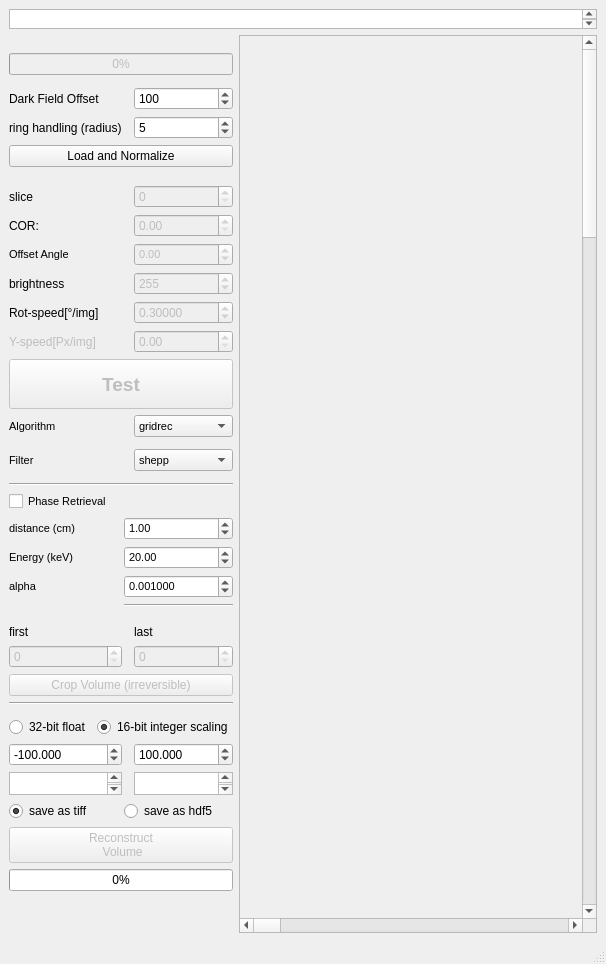
First picture: the form in BAMline_on_the_fly_CT/on_the_fly_CT_reco_hdf.ui, repository HMarkoetter/BAMline_CT_preview_RECO, before the edit.
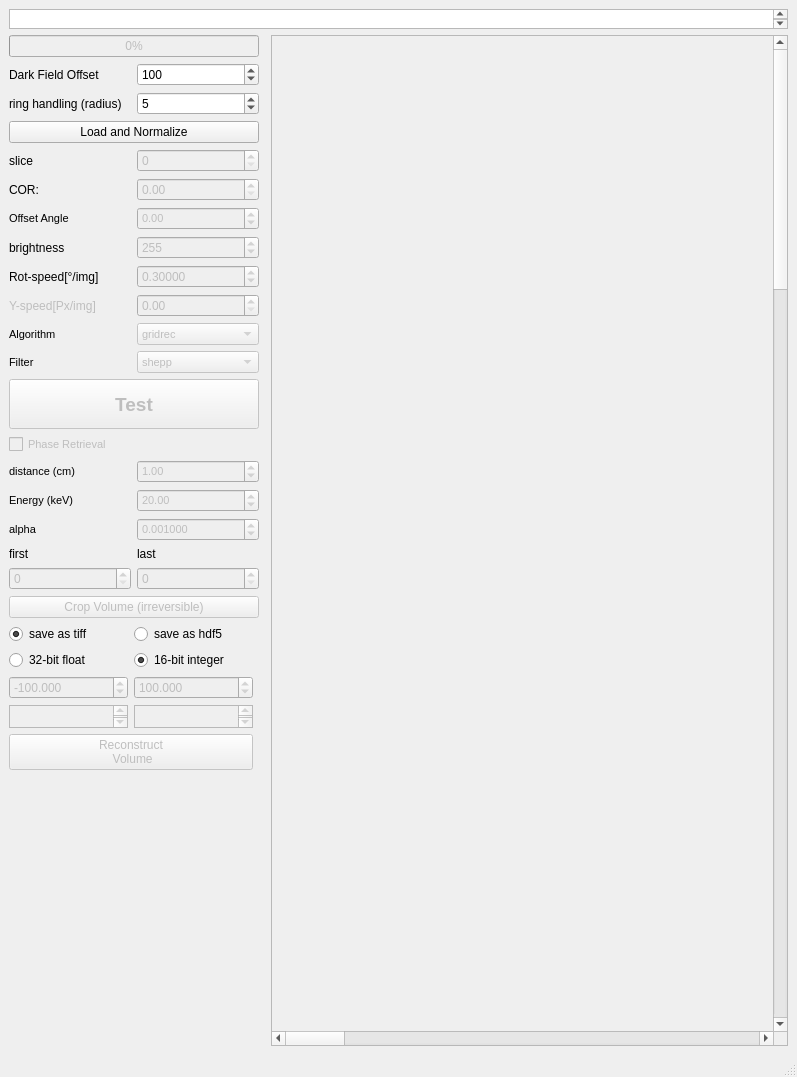
Second picture: the form after the edit.

Diff of the .ui file:
```diff
--- a/BAMline_on_the_fly_CT/on_the_fly_CT_reco_hdf.ui
+++ b/BAMline_on_the_fly_CT/on_the_fly_CT_reco_hdf.ui
@@ -6,8 +6,8 @@
    <rect>
     <x>0</x>
     <y>0</y>
-    <width>606</width>
-    <height>960</height>
+    <width>797</width>
+    <height>878</height>
    </rect>
   </property>
   <property name="windowTitle">
@@ -15,14 +15,101 @@
   </property>
   <widget class="QWidget" name="centralwidget">
    <layout class="QGridLayout" name="gridLayout">
-    <item row="31" column="0" colspan="3">
-     <widget class="Line" name="line">
-      <property name="orientation">
-       <enum>Qt::Horizontal</enum>
+    <item row="0" column="0" colspan="4">
+     <widget class="QTextBrowser" name="Sample">
+      <property name="maximumSize">
+       <size>
+        <width>16777215</width>
+        <height>20</height>
+       </size>
       </property>
      </widget>
     </item>
-    <item row="15" column="2">
+    <item row="1" column="0" colspan="2">
+     <layout class="QVBoxLayout" name="verticalLayout">
+      <item>
+       <widget class="QProgressBar" name="progressBar">
+        <property name="enabled">
+         <bool>false</bool>
+        </property>
+        <property name="value">
+         <number>0</number>
+        </property>
+       </widget>
+      </item>
+      <item>
+       <layout class="QGridLayout" name="gridLayout_3">
+        <item row="3" column="1">
+         <widget class="QSpinBox" name="slice_number">
+          <property name="enabled">
+           <bool>false</bool>
+          </property>
+          <property name="maximum">
+           <number>5000</number>
+          </property>
+          <property name="value">
+           <number>0</number>
+          </property>
+         </widget>
+        </item>
+        <item row="5" column="0">
+         <widget class="QLabel" name="label_9">
+          <property name="font">
+           <font>
+            <pointsize>8</pointsize>
+            <weight>50</weight>
+            <bold>false</bold>
+           </font>
+          </property>
+          <property name="text">
+           <string>Offset Angle</string>
+          </property>
+         </widget>
+        </item>
+        <item row="10" column="0">
+         <widget class="QLabel" name="label_16">
+          <property name="font">
+           <font>
+            <pointsize>8</pointsize>
+            <weight>50</weight>
+            <bold>false</bold>
+           </font>
+          </property>
+          <property name="text">
+           <string>Filter</string>
+          </property>
+         </widget>
+        </item>
+        <item row="4" column="1">
+         <widget class="QDoubleSpinBox" name="COR">
+          <property name="enabled">
+           <bool>false</bool>
+          </property>
+          <property name="font">
+           <font>
+            <weight>50</weight>
+            <bold>false</bold>
+           </font>
+          </property>
+          <property name="maximum">
+           <double>5000.000000000000000</double>
+          </property>
+          <property name="singleStep">
+           <double>0.250000000000000</double>
+          </property>
+          <property name="value">
+           <double>0.000000000000000</double>
+          </property>
+         </widget>
+        </item>
+        <item row="0" column="0">
+         <widget class="QLabel" name="label_10">
+          <property name="text">
+           <string>Dark Field Offset</string>
+          </property>
+         </widget>
+        </item>
+        <item row="5" column="1">
      <widget class="QDoubleSpinBox" name="Offset_Angle">
       <property name="enabled">
        <bool>false</bool>
@@ -45,7 +132,7 @@
       </property>
      </widget>
     </item>
-    <item row="20" column="0">
+        <item row="9" column="0">
      <widget class="QLabel" name="label_15">
       <property name="font">
        <font>
@@ -59,68 +146,42 @@
       </property>
      </widget>
     </item>
-    <item row="16" column="0">
+        <item row="3" column="0">
+         <widget class="QLabel" name="label_2">
+          <property name="text">
+           <string>slice</string>
+          </property>
+         </widget>
+        </item>
+        <item row="6" column="0">
      <widget class="QLabel" name="label_7">
       <property name="text">
        <string>brightness</string>
       </property>
      </widget>
     </item>
-    <item row="29" column="0">
-     <widget class="QSpinBox" name="spinBox_first">
-      <property name="enabled">
-       <bool>false</bool>
-      </property>
+        <item row="4" column="0">
+         <widget class="QLabel" name="label_3">
+          <property name="text">
+           <string>COR:</string>
+          </property>
+         </widget>
+        </item>
+        <item row="0" column="1">
+         <widget class="QSpinBox" name="spinBox_DF">
       <property name="maximum">
-       <number>999999</number>
-      </property>
-     </widget>
-    </item>
-    <item row="35" column="0">
-     <widget class="QTextBrowser" name="min">
-      <property name="maximumSize">
-       <size>
-        <width>119</width>
-        <height>23</height>
-       </size>
+           <number>65535</number>
+          </property>
+          <property name="value">
+           <number>100</number>
       </property>
      </widget>
     </item>
-    <item row="45" column="0">
-     <spacer name="verticalSpacer">
-      <property name="orientation">
-       <enum>Qt::Vertical</enum>
-      </property>
-      <property name="sizeHint" stdset="0">
-       <size>
-        <width>20</width>
-        <height>40</height>
-       </size>
-      </property>
-     </spacer>
-    </item>
-    <item row="18" column="0">
-     <widget class="QLabel" name="label_4">
+        <item row="10" column="1">
+         <widget class="QComboBox" name="filter_list">
       <property name="enabled">
        <bool>false</bool>
       </property>
-      <property name="text">
-       <string>Y-speed[Px/img]</string>
-      </property>
-     </widget>
-    </item>
-    <item row="30" column="0" colspan="3">
-     <widget class="QPushButton" name="push_Crop_volume">
-      <property name="enabled">
-       <bool>false</bool>
-      </property>
-      <property name="text">
-       <string>Crop Volume (irreversible)</string>
-      </property>
-     </widget>
-    </item>
-    <item row="15" column="0">
-     <widget class="QLabel" name="label_9">
       <property name="font">
        <font>
         <pointsize>8</pointsize>
@@ -128,56 +189,89 @@
         <bold>false</bold>
        </font>
       </property>
+          <item>
       <property name="text">
-       <string>Offset Angle</string>
-      </property>
-     </widget>
-    </item>
-    <item row="34" column="2">
-     <widget class="QDoubleSpinBox" name="int_high">
+            <string>shepp</string>
+           </property>
+          </item>
+          <item>
+           <property name="text">
+            <string>ramlak</string>
+           </property>
+          </item>
+          <item>
+           <property name="text">
+            <string>hann</string>
+           </property>
+          </item>
+          <item>
+           <property name="text">
+            <string>hamming</string>
+           </property>
+          </item>
+          <item>
+           <property name="text">
+            <string>parzen</string>
+           </property>
+          </item>
+          <item>
+           <property name="text">
+            <string>butterworth</string>
+           </property>
+          </item>
+          <item>
+           <property name="text">
+            <string>cosine</string>
+           </property>
+          </item>
+          <item>
+           <property name="text">
+            <string>none</string>
+           </property>
+          </item>
+         </widget>
+        </item>
+        <item row="2" column="0" colspan="2">
+         <widget class="QPushButton" name="pushLoad">
+          <property name="text">
+           <string>Load and Normalize</string>
+          </property>
+         </widget>
+        </item>
+        <item row="7" column="1">
+         <widget class="QDoubleSpinBox" name="speed_W">
+          <property name="enabled">
+           <bool>false</bool>
+          </property>
       <property name="decimals">
-       <number>3</number>
-      </property>
-      <property name="minimum">
-       <double>-65535.000000000000000</double>
+           <number>5</number>
+          </property>
+          <property name="singleStep">
+           <double>0.000100000000000</double>
+          </property>
+          <property name="value">
+           <double>0.300000000000000</double>
+          </property>
+         </widget>
+        </item>
+        <item row="6" column="1">
+         <widget class="QSpinBox" name="brightness">
+          <property name="enabled">
+           <bool>false</bool>
       </property>
       <property name="maximum">
-       <double>65535.000000000000000</double>
+           <number>640000</number>
       </property>
       <property name="value">
-       <double>100.000000000000000</double>
+           <number>255</number>
       </property>
      </widget>
     </item>
-    <item row="33" column="0" colspan="3">
-     <layout class="QHBoxLayout" name="horizontalLayout_2">
-      <item>
-       <widget class="QRadioButton" name="radioButton_32bit_float">
-        <property name="text">
-         <string>32-bit float</string>
-        </property>
-        <attribute name="buttonGroup">
-         <string notr="true">buttonGroup16_32bit</string>
-        </attribute>
-       </widget>
-      </item>
-      <item>
-       <widget class="QRadioButton" name="radioButton_16bit_integer">
-        <property name="text">
-         <string>16-bit integer scaling</string>
-        </property>
-        <property name="checked">
-         <bool>true</bool>
-        </property>
-        <attribute name="buttonGroup">
-         <string notr="true">buttonGroup16_32bit</string>
-        </attribute>
-       </widget>
-      </item>
-     </layout>
-    </item>
-    <item row="20" column="2">
+        <item row="9" column="1">
      <widget class="QComboBox" name="algorithm_list">
+          <property name="enabled">
+           <bool>false</bool>
+          </property>
       <property name="font">
        <font>
         <pointsize>8</pointsize>
@@ -262,117 +356,264 @@
       </item>
      </widget>
     </item>
-    <item row="9" column="0" rowspan="2" colspan="3">
-     <widget class="QPushButton" name="pushLoad">
-      <property name="text">
-       <string>Load and Normalize</string>
-      </property>
-     </widget>
-    </item>
-    <item row="16" column="2">
-     <widget class="QSpinBox" name="brightness">
+        <item row="8" column="0">
+         <widget class="QLabel" name="label_4">
       <property name="enabled">
        <bool>false</bool>
       </property>
-      <property name="maximum">
-       <number>640000</number>
-      </property>
-      <property name="value">
-       <number>255</number>
-      </property>
-     </widget>
-    </item>
-    <item row="22" column="0">
-     <widget class="QLabel" name="label_16">
-      <property name="font">
-       <font>
-        <pointsize>8</pointsize>
-        <weight>50</weight>
-        <bold>false</bold>
-       </font>
-      </property>
       <property name="text">
-       <string>Filter</string>
+           <string>Y-speed[Px/img]</string>
       </property>
      </widget>
     </item>
-    <item row="35" column="2">
-     <widget class="QTextBrowser" name="max">
-      <property name="maximumSize">
-       <size>
-        <width>119</width>
-        <height>23</height>
-       </size>
-      </property>
-     </widget>
-    </item>
-    <item row="13" column="0">
-     <widget class="QLabel" name="label_2">
-      <property name="text">
-       <string>slice</string>
-      </property>
-     </widget>
-    </item>
-    <item row="17" column="2">
-     <widget class="QDoubleSpinBox" name="speed_W">
+        <item row="8" column="1">
+         <widget class="QDoubleSpinBox" name="speed_Y">
       <property name="enabled">
        <bool>false</bool>
       </property>
-      <property name="decimals">
-       <number>5</number>
-      </property>
-      <property name="singleStep">
-       <double>0.000100000000000</double>
-      </property>
-      <property name="value">
-       <double>0.300000000000000</double>
-      </property>
-     </widget>
-    </item>
-    <item row="17" column="0">
+         </widget>
+        </item>
+        <item row="7" column="0">
      <widget class="QLabel" name="label">
       <property name="text">
        <string>Rot-speed[°/img]</string>
       </property>
      </widget>
     </item>
-    <item row="5" column="0" colspan="3">
-     <widget class="QProgressBar" name="progressBar">
+        <item row="1" column="0">
+         <widget class="QLabel" name="label_8">
+          <property name="text">
+           <string>ring handling (radius)</string>
+          </property>
+         </widget>
+        </item>
+        <item row="1" column="1">
+         <widget class="QSpinBox" name="spinBox_ringradius">
       <property name="enabled">
+           <bool>true</bool>
+          </property>
+          <property name="maximum">
+           <number>65535</number>
+          </property>
+          <property name="value">
+           <number>5</number>
+          </property>
+         </widget>
+        </item>
+       </layout>
+      </item>
+      <item>
+       <widget class="QPushButton" name="pushReconstruct">
+        <property name="enabled">
        <bool>false</bool>
       </property>
+        <property name="minimumSize">
+         <size>
+          <width>0</width>
+          <height>50</height>
+         </size>
+        </property>
+        <property name="font">
+         <font>
+          <pointsize>14</pointsize>
+          <weight>75</weight>
+          <bold>true</bold>
+         </font>
+        </property>
+        <property name="text">
+         <string>Test</string>
+        </property>
+       </widget>
+      </item>
+      <item>
+       <layout class="QGridLayout" name="gridLayout_8">
+        <item row="2" column="0">
+         <widget class="QLabel" name="label_Energy_2">
+          <property name="enabled">
+           <bool>true</bool>
+          </property>
+          <property name="font">
+           <font>
+            <pointsize>8</pointsize>
+            <weight>50</weight>
+            <bold>false</bold>
+           </font>
+          </property>
+          <property name="text">
+           <string>Energy (keV)</string>
+          </property>
+         </widget>
+        </item>
+        <item row="3" column="1">
+         <widget class="QDoubleSpinBox" name="doubleSpinBox_alpha_2">
+          <property name="enabled">
+           <bool>false</bool>
+          </property>
+          <property name="font">
+           <font>
+            <pointsize>8</pointsize>
+            <weight>50</weight>
+            <bold>false</bold>
+           </font>
+          </property>
+          <property name="decimals">
+           <number>6</number>
+          </property>
+          <property name="singleStep">
+           <double>0.000100000000000</double>
+          </property>
       <property name="value">
-       <number>0</number>
+           <double>0.001000000000000</double>
       </property>
      </widget>
     </item>
-    <item row="28" column="2">
+        <item row="0" column="0" colspan="2">
+         <widget class="QCheckBox" name="checkBox_phase_2">
+          <property name="enabled">
+           <bool>false</bool>
+          </property>
+          <property name="font">
+           <font>
+            <pointsize>8</pointsize>
+            <weight>50</weight>
+            <bold>false</bold>
+           </font>
+          </property>
+          <property name="text">
+           <string>Phase Retrieval</string>
+          </property>
+         </widget>
+        </item>
+        <item row="3" column="0">
+         <widget class="QLabel" name="label_alpha_2">
+          <property name="enabled">
+           <bool>true</bool>
+          </property>
+          <property name="font">
+           <font>
+            <pointsize>8</pointsize>
+            <weight>50</weight>
+            <bold>false</bold>
+           </font>
+          </property>
+          <property name="text">
+           <string>alpha</string>
+          </property>
+         </widget>
+        </item>
+        <item row="2" column="1">
+         <widget class="QDoubleSpinBox" name="doubleSpinBox_Energy_2">
+          <property name="enabled">
+           <bool>false</bool>
+          </property>
+          <property name="font">
+           <font>
+            <pointsize>8</pointsize>
+            <weight>50</weight>
+            <bold>false</bold>
+           </font>
+          </property>
+          <property name="minimum">
+           <double>1.000000000000000</double>
+          </property>
+          <property name="maximum">
+           <double>100.000000000000000</double>
+          </property>
+          <property name="value">
+           <double>20.000000000000000</double>
+          </property>
+         </widget>
+        </item>
+        <item row="1" column="0">
+         <widget class="QLabel" name="label_distance_2">
+          <property name="enabled">
+           <bool>true</bool>
+          </property>
+          <property name="font">
+           <font>
+            <pointsize>8</pointsize>
+            <weight>50</weight>
+            <bold>false</bold>
+           </font>
+          </property>
+          <property name="text">
+           <string>distance (cm)</string>
+          </property>
+         </widget>
+        </item>
+        <item row="1" column="1">
+         <widget class="QDoubleSpinBox" name="doubleSpinBox_distance_2">
+          <property name="enabled">
+           <bool>false</bool>
+          </property>
+          <property name="font">
+           <font>
+            <pointsize>8</pointsize>
+            <weight>50</weight>
+            <bold>false</bold>
+           </font>
+          </property>
+          <property name="maximum">
+           <double>5000.000000000000000</double>
+          </property>
+          <property name="value">
+           <double>1.000000000000000</double>
+          </property>
+         </widget>
+        </item>
+       </layout>
+      </item>
+     </layout>
+    </item>
+    <item row="2" column="0" colspan="2">
+     <layout class="QGridLayout" name="gridLayout_5">
+      <item row="1" column="0">
+       <widget class="QSpinBox" name="spinBox_first">
+        <property name="enabled">
+         <bool>false</bool>
+        </property>
+        <property name="maximum">
+         <number>999999</number>
+        </property>
+       </widget>
+      </item>
+      <item row="1" column="1">
+       <widget class="QSpinBox" name="spinBox_last">
+        <property name="enabled">
+         <bool>false</bool>
+        </property>
+        <property name="maximum">
+         <number>999999</number>
+        </property>
+       </widget>
+      </item>
+      <item row="0" column="0">
+       <widget class="QLabel" name="label_5">
+        <property name="text">
+         <string>first</string>
+        </property>
+       </widget>
+      </item>
+      <item row="0" column="1">
      <widget class="QLabel" name="label_6">
       <property name="text">
        <string>last</string>
       </property>
      </widget>
     </item>
-    <item row="34" column="0">
-     <widget class="QDoubleSpinBox" name="int_low">
+      <item row="2" column="0" colspan="2">
+       <widget class="QPushButton" name="push_Crop_volume">
       <property name="enabled">
-       <bool>true</bool>
-      </property>
-      <property name="decimals">
-       <number>3</number>
-      </property>
-      <property name="minimum">
-       <double>-65535.000000000000000</double>
-      </property>
-      <property name="maximum">
-       <double>65535.000000000000000</double>
-      </property>
-      <property name="value">
-       <double>-100.000000000000000</double>
+         <bool>false</bool>
+        </property>
+        <property name="text">
+         <string>Crop Volume (irreversible)</string>
       </property>
      </widget>
     </item>
-    <item row="2" column="3" rowspan="44">
+     </layout>
+    </item>
+    <item row="1" column="3" rowspan="49">
      <widget class="QScrollArea" name="scrollArea_3">
       <property name="enabled">
        <bool>true</bool>
@@ -449,348 +690,32 @@
       </widget>
      </widget>
     </item>
-    <item row="28" column="0">
-     <widget class="QLabel" name="label_5">
-      <property name="text">
-       <string>first</string>
-      </property>
-     </widget>
-    </item>
-    <item row="19" column="0" colspan="3">
-     <widget class="QPushButton" name="pushReconstruct">
-      <property name="enabled">
-       <bool>false</bool>
-      </property>
-      <property name="minimumSize">
-       <size>
-        <width>0</width>
-        <height>50</height>
-       </size>
-      </property>
-      <property name="font">
-       <font>
-        <pointsize>14</pointsize>
-        <weight>75</weight>
-        <bold>true</bold>
-       </font>
-      </property>
-      <property name="text">
-       <string>Test</string>
-      </property>
-     </widget>
-    </item>
-    <item row="14" column="0">
-     <widget class="QLabel" name="label_3">
-      <property name="text">
-       <string>COR:</string>
-      </property>
-     </widget>
-    </item>
-    <item row="25" column="0" colspan="3">
-     <layout class="QGridLayout" name="gridLayout_8">
-      <item row="1" column="0">
-       <widget class="QLabel" name="label_distance_2">
-        <property name="enabled">
-         <bool>true</bool>
-        </property>
-        <property name="font">
-         <font>
-          <pointsize>8</pointsize>
-          <weight>50</weight>
-          <bold>false</bold>
-         </font>
-        </property>
-        <property name="text">
-         <string>distance (cm)</string>
-        </property>
-       </widget>
-      </item>
       <item row="3" column="0">
-       <widget class="QLabel" name="label_alpha_2">
-        <property name="enabled">
-         <bool>true</bool>
-        </property>
-        <property name="font">
-         <font>
-          <pointsize>8</pointsize>
-          <weight>50</weight>
-          <bold>false</bold>
-         </font>
-        </property>
-        <property name="text">
-         <string>alpha</string>
-        </property>
-       </widget>
-      </item>
+     <layout class="QGridLayout" name="gridLayout_6">
       <item row="3" column="1">
-       <widget class="QDoubleSpinBox" name="doubleSpinBox_alpha_2">
+       <widget class="QTextBrowser" name="max">
         <property name="enabled">
-         <bool>true</bool>
-        </property>
-        <property name="font">
-         <font>
-          <pointsize>8</pointsize>
-          <weight>50</weight>
-          <bold>false</bold>
-         </font>
-        </property>
-        <property name="decimals">
-         <number>6</number>
-        </property>
-        <property name="singleStep">
-         <double>0.000100000000000</double>
-        </property>
-        <property name="value">
-         <double>0.001000000000000</double>
-        </property>
-       </widget>
-      </item>
-      <item row="2" column="0">
-       <widget class="QLabel" name="label_Energy_2">
-        <property name="enabled">
-         <bool>true</bool>
-        </property>
-        <property name="font">
-         <font>
-          <pointsize>8</pointsize>
-          <weight>50</weight>
-          <bold>false</bold>
-         </font>
-        </property>
-        <property name="text">
-         <string>Energy (keV)</string>
-        </property>
-       </widget>
-      </item>
-      <item row="0" column="0" colspan="2">
-       <widget class="QCheckBox" name="checkBox_phase_2">
-        <property name="enabled">
-         <bool>true</bool>
-        </property>
-        <property name="font">
-         <font>
-          <pointsize>8</pointsize>
-          <weight>50</weight>
-          <bold>false</bold>
-         </font>
-        </property>
-        <property name="text">
-         <string>Phase Retrieval</string>
-        </property>
-       </widget>
-      </item>
-      <item row="2" column="1">
-       <widget class="QDoubleSpinBox" name="doubleSpinBox_Energy_2">
-        <property name="enabled">
-         <bool>true</bool>
-        </property>
-        <property name="font">
-         <font>
-          <pointsize>8</pointsize>
-          <weight>50</weight>
-          <bold>false</bold>
-         </font>
-        </property>
-        <property name="minimum">
-         <double>1.000000000000000</double>
-        </property>
-        <property name="maximum">
-         <double>100.000000000000000</double>
-        </property>
-        <property name="value">
-         <double>20.000000000000000</double>
-        </property>
-       </widget>
-      </item>
-      <item row="1" column="1">
-       <widget class="QDoubleSpinBox" name="doubleSpinBox_distance_2">
-        <property name="enabled">
-         <bool>true</bool>
-        </property>
-        <property name="font">
-         <font>
-          <pointsize>8</pointsize>
-          <weight>50</weight>
-          <bold>false</bold>
-         </font>
-        </property>
-        <property name="maximum">
-         <double>5000.000000000000000</double>
-        </property>
-        <property name="value">
-         <double>1.000000000000000</double>
-        </property>
-       </widget>
-      </item>
-      <item row="4" column="1">
-       <widget class="Line" name="line_9">
-        <property name="orientation">
-         <enum>Qt::Horizontal</enum>
-        </property>
-       </widget>
-      </item>
-     </layout>
-    </item>
-    <item row="29" column="2">
-     <widget class="QSpinBox" name="spinBox_last">
-      <property name="enabled">
        <bool>false</bool>
       </property>
-      <property name="maximum">
-       <number>999999</number>
-      </property>
-     </widget>
-    </item>
-    <item row="13" column="2">
-     <widget class="QSpinBox" name="slice_number">
-      <property name="enabled">
-       <bool>false</bool>
-      </property>
-      <property name="maximum">
-       <number>5000</number>
-      </property>
-      <property name="value">
-       <number>0</number>
-      </property>
-     </widget>
-    </item>
-    <item row="18" column="2">
-     <widget class="QDoubleSpinBox" name="speed_Y">
-      <property name="enabled">
-       <bool>false</bool>
-      </property>
-     </widget>
-    </item>
-    <item row="0" column="0" colspan="4">
-     <widget class="QTextBrowser" name="Sample">
       <property name="maximumSize">
        <size>
-        <width>16777215</width>
-        <height>20</height>
+          <width>119</width>
+          <height>23</height>
        </size>
       </property>
      </widget>
     </item>
-    <item row="8" column="0">
-     <widget class="QLabel" name="label_8">
+      <item row="1" column="0">
+       <widget class="QRadioButton" name="radioButton_32bit_float">
       <property name="text">
-       <string>ring handling (radius)</string>
-      </property>
-     </widget>
-    </item>
-    <item row="7" column="0">
-     <widget class="QLabel" name="label_10">
-      <property name="text">
-       <string>Dark Field Offset</string>
-      </property>
-     </widget>
-    </item>
-    <item row="24" column="0" colspan="3">
-     <widget class="Line" name="line_2">
-      <property name="orientation">
-       <enum>Qt::Horizontal</enum>
-      </property>
-     </widget>
-    </item>
-    <item row="22" column="2">
-     <widget class="QComboBox" name="filter_list">
-      <property name="font">
-       <font>
-        <pointsize>8</pointsize>
-        <weight>50</weight>
-        <bold>false</bold>
-       </font>
-      </property>
-      <item>
-       <property name="text">
-        <string>shepp</string>
-       </property>
-      </item>
-      <item>
-       <property name="text">
-        <string>ramlak</string>
-       </property>
-      </item>
-      <item>
-       <property name="text">
-        <string>hann</string>
-       </property>
-      </item>
-      <item>
-       <property name="text">
-        <string>hamming</string>
-       </property>
-      </item>
-      <item>
-       <property name="text">
-        <string>parzen</string>
-       </property>
-      </item>
-      <item>
-       <property name="text">
-        <string>butterworth</string>
-       </property>
-      </item>
-      <item>
-       <property name="text">
-        <string>cosine</string>
-       </property>
-      </item>
-      <item>
-       <property name="text">
-        <string>none</string>
-       </property>
-      </item>
-     </widget>
-    </item>
-    <item row="7" column="2">
-     <widget class="QSpinBox" name="spinBox_DF">
-      <property name="maximum">
-       <number>65535</number>
-      </property>
-      <property name="value">
-       <number>100</number>
-      </property>
-     </widget>
-    </item>
-    <item row="14" column="2">
-     <widget class="QDoubleSpinBox" name="COR">
-      <property name="enabled">
-       <bool>false</bool>
-      </property>
-      <property name="font">
-       <font>
-        <weight>50</weight>
-        <bold>false</bold>
-       </font>
-      </property>
-      <property name="maximum">
-       <double>5000.000000000000000</double>
-      </property>
-      <property name="singleStep">
-       <double>0.250000000000000</double>
-      </property>
-      <property name="value">
-       <double>0.000000000000000</double>
-      </property>
-     </widget>
-    </item>
-    <item row="8" column="2">
-     <widget class="QSpinBox" name="spinBox_ringradius">
-      <property name="enabled">
-       <bool>true</bool>
-      </property>
-      <property name="maximum">
-       <number>65535</number>
-      </property>
-      <property name="value">
-       <number>5</number>
-      </property>
-     </widget>
-    </item>
-    <item row="36" column="0" colspan="3">
-     <layout class="QHBoxLayout" name="horizontalLayout">
-      <item>
+         <string>32-bit float</string>
+        </property>
+        <attribute name="buttonGroup">
+         <string notr="true">buttonGroup16_32bit</string>
+        </attribute>
+       </widget>
+      </item>
+      <item row="0" column="0">
        <widget class="QRadioButton" name="save_tiff">
         <property name="text">
          <string>save as tiff</string>
@@ -803,7 +728,39 @@
         </attribute>
        </widget>
       </item>
-      <item>
+      <item row="2" column="1">
+       <widget class="QDoubleSpinBox" name="int_high">
+        <property name="enabled">
+         <bool>false</bool>
+        </property>
+        <property name="decimals">
+         <number>3</number>
+        </property>
+        <property name="minimum">
+         <double>-65535.000000000000000</double>
+        </property>
+        <property name="maximum">
+         <double>65535.000000000000000</double>
+        </property>
+        <property name="value">
+         <double>100.000000000000000</double>
+        </property>
+       </widget>
+      </item>
+      <item row="1" column="1">
+       <widget class="QRadioButton" name="radioButton_16bit_integer">
+        <property name="text">
+         <string>16-bit integer</string>
+        </property>
+        <property name="checked">
+         <bool>true</bool>
+        </property>
+        <attribute name="buttonGroup">
+         <string notr="true">buttonGroup16_32bit</string>
+        </attribute>
+       </widget>
+      </item>
+      <item row="0" column="1">
        <widget class="QRadioButton" name="save_hdf5">
         <property name="enabled">
          <bool>true</bool>
@@ -819,9 +776,26 @@
         </attribute>
        </widget>
       </item>
-     </layout>
-    </item>
-    <item row="37" column="0" colspan="3">
+      <item row="2" column="0">
+       <widget class="QDoubleSpinBox" name="int_low">
+        <property name="enabled">
+         <bool>false</bool>
+        </property>
+        <property name="decimals">
+         <number>3</number>
+        </property>
+        <property name="minimum">
+         <double>-65535.000000000000000</double>
+        </property>
+        <property name="maximum">
+         <double>65535.000000000000000</double>
+        </property>
+        <property name="value">
+         <double>-100.000000000000000</double>
+        </property>
+       </widget>
+      </item>
+      <item row="4" column="0" colspan="2">
      <widget class="QPushButton" name="pushReconstruct_all">
       <property name="enabled">
        <bool>false</bool>
@@ -832,12 +806,20 @@
       </property>
      </widget>
     </item>
-    <item row="38" column="0" colspan="3">
-     <widget class="QProgressBar" name="progressBar_Reconstruction_2">
-      <property name="value">
-       <number>0</number>
-      </property>
-     </widget>
+      <item row="3" column="0">
+       <widget class="QTextBrowser" name="min">
+        <property name="enabled">
+         <bool>false</bool>
+        </property>
+        <property name="maximumSize">
+         <size>
+          <width>119</width>
+          <height>23</height>
+         </size>
+        </property>
+       </widget>
+      </item>
+     </layout>
     </item>
    </layout>
   </widget>
```
Left out of the diff: 4 changed lines with no effect on the pictures. Lines whose indentation alone changed are shown as unchanged.
